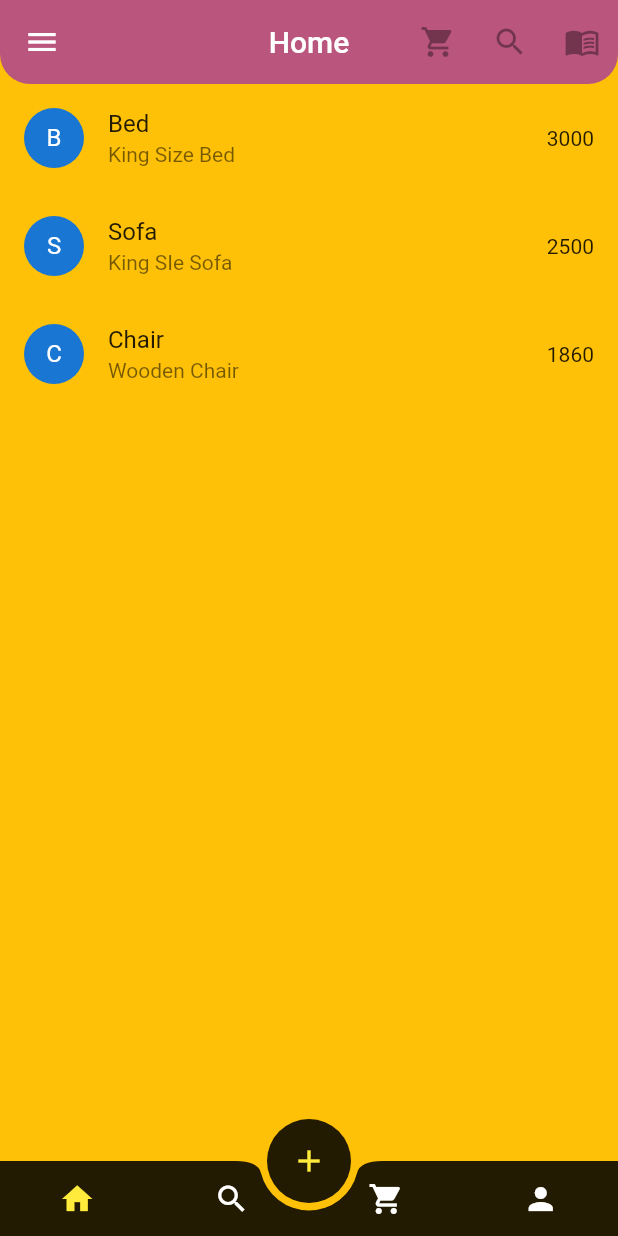
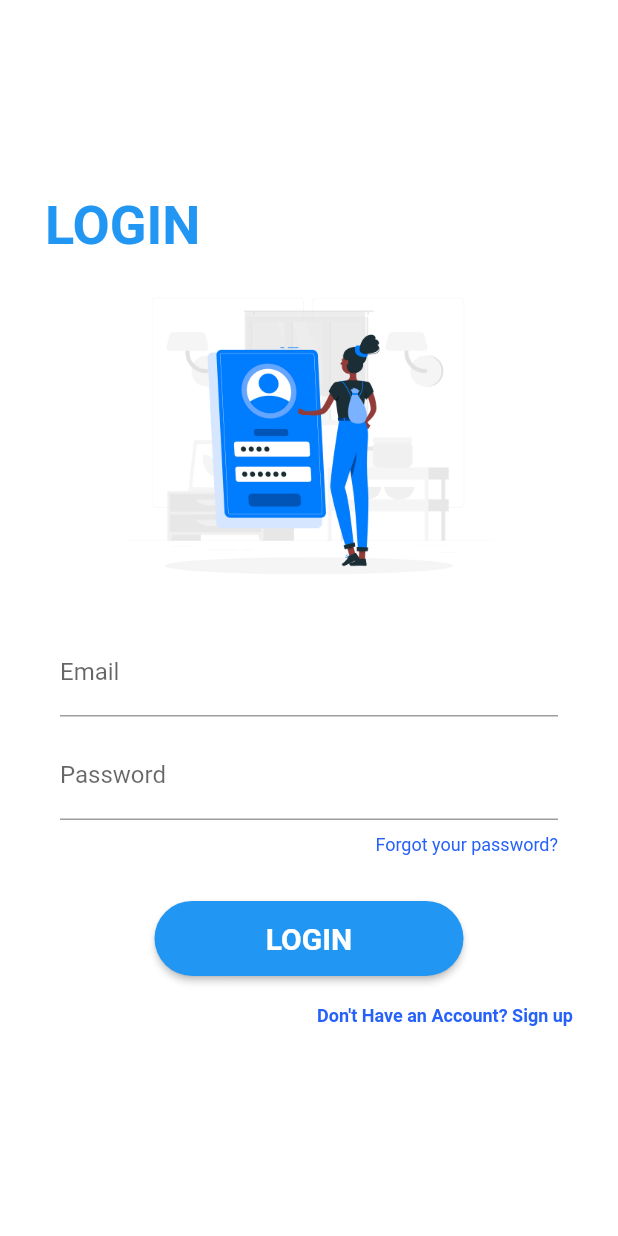
Before and after one commit to DushanthaOlinda/MADHACK-Final, a Flutter app: the WelcomeScreen screen opened directly, after a tap on "LOGIN", on a phone screen of 412 x 824 dp. Run offline on Flutter 3.47's test engine with Material 2 defaults, Android fonts, the phone set to English and light mode, and no system bars; our stand-ins replace firebase_auth, firebase_core, firebase_database; accounts and stored records are empty.

Commit message:
signup and login done

```diff
--- a/lib/main.dart
+++ b/lib/main.dart
@@ -1,5 +1,7 @@
+import 'package:firebase_auth/firebase_auth.dart';
 import 'package:flutter/material.dart';
 import 'package:firebase_core/firebase_core.dart';
+import 'package:firebase_database/firebase_database.dart';
 import 'package:madhack_finals/screens/home/home.dart';
 import 'firebase_options.dart';
 
@@ -7,7 +9,7 @@ import 'package:madhack_finals/constants.dart';
 import 'package:madhack_finals/screens/welcome/welcome_screen.dart';
 
 
-Future main() async {
+void main() async {
   WidgetsFlutterBinding.ensureInitialized();
   await Firebase.initializeApp();
   runApp(const MyApp());
@@ -27,7 +29,7 @@ class MyApp extends StatelessWidget {
         primaryColorLight: primaryLight,
         scaffoldBackgroundColor: Colors.white
       ),
-      home: const Home2(),
+      home: const WelcomeScreen(),
     );
   }
 }
--- a/lib/screens/home/home.dart
+++ b/lib/screens/home/home.dart
@@ -1,4 +1,7 @@
 import 'package:flutter/material.dart';
+
+import '../../constants.dart';
+import '../login/login_screen.dart';
 
 class Home2 extends StatefulWidget {
   const Home2({Key? key}) : super(key: key);
@@ -20,12 +23,12 @@ class Home2 extends StatefulWidget {
   @override
   Widget build(BuildContext context) {
     return Scaffold(
-      backgroundColor: Colors.amber,
+      backgroundColor: Colors.white,
       floatingActionButtonLocation: FloatingActionButtonLocation.centerDocked,
       floatingActionButton: FloatingActionButton(
         onPressed: () {},
         backgroundColor: Colors.black87,
-        foregroundColor: Colors.yellow,
+        foregroundColor: Colors.blue,
         elevation: 0,
         // shape: BeveledRectangleBorder(
         //   borderRadius: BorderRadius.circular(20.0),
@@ -47,7 +50,7 @@ class Home2 extends StatefulWidget {
               IconButton(
                 onPressed: () {},
                 icon: const Icon(Icons.home),
-                color: Colors.yellow,
+                color: Colors.blue,
               ),
               IconButton(
                 onPressed: () {},
@@ -74,24 +77,24 @@ class Home2 extends StatefulWidget {
         //   icon: const Icon(Icons.menu),
         //   onPressed: () {},
         // ),
-        title: const Text("Home"),
+        title: const Text("Dashboard"),
         actions: const [
           IconButton(
-            icon: Icon(Icons.shopping_cart),
+            icon: Icon(Icons.menu_book),
+            onPressed: null,
+          ),
+          IconButton(
+            icon: Icon(Icons.edit_document),
             onPressed: null,
           ),
           IconButton(
             icon: Icon(Icons.search),
             onPressed: null,
           ),
-          IconButton(
-            icon: Icon(Icons.menu_book),
-            onPressed: null,
-          ),
         ],
         elevation: 0,
         centerTitle: true,
-        backgroundColor: Colors.purple.withOpacity(0.7),
+        backgroundColor: Colors.blue,
         shape: const RoundedRectangleBorder(
           borderRadius: BorderRadius.vertical(
             bottom: Radius.circular(20),
@@ -104,8 +107,8 @@ class Home2 extends StatefulWidget {
           child: ListView(
             children: [
               const UserAccountsDrawerHeader(
-                accountEmail: Text("dushanthaolinda29@gmail.com"),
-                accountName: Text("Dushantha Olinda"),
+                accountEmail: Text("Dushantha Olinda"),
+                accountName: Text("Admin"),
                 currentAccountPicture: CircleAvatar(
                   backgroundImage: AssetImage("assets/images/bug.png"),
                 ),
@@ -124,8 +127,8 @@ class Home2 extends StatefulWidget {
                 onTap: () {},
               ),
               ListTile(
-                leading: const Icon(Icons.shopping_cart),
-                title: const Text("Cart"),
+                leading: const Icon(Icons.date_range_rounded),
+                title: const Text("Schedule"),
                 onTap: () {},
               ),
               ListTile(
@@ -133,25 +136,37 @@ class Home2 extends StatefulWidget {
                 title: const Text("Profile"),
                 onTap: () {},
               ),
-              const Padding(
-                padding: EdgeInsets.all(14.0),
-                child: Text("Labels"),
+              ListTile(
+                leading: const Icon(Icons.exit_to_app),
+                title: const Text("Logout"),
+                onTap: () {
+                  Navigator.push(
+                    context,
+                    MaterialPageRoute(
+                      builder: (context) => LoginScreen(),
+                    ),
+                  );
+                },
               ),
-              ListTile(
-                leading: const Icon(Icons.label),
-                title: const Text("Red"),
-                onTap: () {},
-              ),
-              ListTile(
-                leading: const Icon(Icons.label),
-                title: const Text("Blue"),
-                onTap: () {},
-              ),
-              ListTile(
-                leading: const Icon(Icons.label),
-                title: const Text("Green"),
-                onTap: () {},
-              ),
+              // const Padding(
+              //   padding: EdgeInsets.all(14.0),
+              //   child: Text("Labels"),
+              // ),
+              // ListTile(
+              //   leading: const Icon(Icons.label),
+              //   title: const Text("Red"),
+              //   onTap: () {},
+              // ),
+              // ListTile(
+              //   leading: const Icon(Icons.label),
+              //   title: const Text("Blue"),
+              //   onTap: () {},
+              // ),
+              // ListTile(
+              //   leading: const Icon(Icons.label),
+              //   title: const Text("Green"),
+              //   onTap: () {},
+              // ),
             ],
           )),
       body: Container(
--- /dev/null
+++ b/lib/screens/login/components/background.dart
@@ -0,0 +1,25 @@
+import 'package:flutter/material.dart';
+
+class Background extends StatelessWidget {
+  final Widget child;
+
+  const Background({
+    Key? key,
+    required this.child,
+  }) : super(key: key);
+
+  @override
+  Widget build(BuildContext context) {
+    Size size = MediaQuery.of(context).size;
+    return Container(
+      width: double.infinity,
+      height: size.height,
+      child: Stack(
+        alignment: Alignment.center,
+        children: <Widget>[
+          child
+        ],
+      ),
+    );
+  }
+}
--- a/lib/screens/login/login_screen.dart
+++ b/lib/screens/login/login_screen.dart
@@ -0,0 +1,198 @@
+import 'package:firebase_auth/firebase_auth.dart';
+import 'package:firebase_core/firebase_core.dart';
+import 'package:flutter/material.dart';
+import 'package:madhack_finals/constants.dart';
+import 'package:madhack_finals/screens/login/components/background.dart';
+import 'package:madhack_finals/screens/register/register_screen.dart';
+
+import '../home/home.dart';
+
+class LoginScreen extends StatefulWidget {
+  const LoginScreen({Key? key}) : super(key: key);
+  @override
+  _LoginScreenState createState() => _LoginScreenState();
+}
+
+class _LoginScreenState extends State<LoginScreen> {
+  final _auth = FirebaseAuth.instance;
+  final loginFormKey = GlobalKey<FormState>();
+  String email = "";
+  String password = "";
+
+  @override
+  Widget build(BuildContext context) {
+    Size size = MediaQuery.of(context).size;
+    final GlobalKey<ScaffoldState> _scaffoldKey = GlobalKey<ScaffoldState>();
+
+    return Scaffold(
+      body: Background(
+        child: Column(
+          mainAxisAlignment: MainAxisAlignment.center,
+          children: <Widget>[
+            Container(
+              alignment: Alignment.centerLeft,
+              padding: const EdgeInsets.symmetric(horizontal: 30),
+              child: const Text(
+                "LOGIN",
+                style: TextStyle(
+                    fontWeight: FontWeight.bold,
+                    color: Colors.blue,
+                    fontSize: 36),
+                textAlign: TextAlign.left,
+              ),
+            ),
+            Image.asset("assets/images/login.jpg", width: size.width * 0.6),
+            // const SizedBox(height: 10),
+            Form(
+              key: loginFormKey,
+              child: Column(
+                children: [
+                  Container(
+                    alignment: Alignment.center,
+                    margin: const EdgeInsets.symmetric(horizontal: 40),
+                    child: TextFormField(
+                      keyboardType: TextInputType.emailAddress,
+                      decoration: const InputDecoration(labelText: "Email"),
+                      validator: (value) {
+                        email = value!;
+                        if (email.isEmpty) {
+                          return "email required";
+                        } else if (!RegExp(r'^\S+@\S+\.\S+$').hasMatch(email)) {
+                          return "invalid email";
+                        } else {
+                          return null;
+                        }
+                      },
+                    ),
+                  ),
+                  const SizedBox(height: 10),
+                  Container(
+                    alignment: Alignment.center,
+                    margin: const EdgeInsets.symmetric(horizontal: 40),
+                    child: TextFormField(
+                      decoration: const InputDecoration(labelText: "Password"),
+                      obscureText: true,
+                      validator: (value) {
+                        password = value!;
+                        if (password.isEmpty) {
+                          return "password required";
+                        } else if (!RegExp(
+                                r'^(?=.*?[A-Z])(?=.*?[a-z])(?=.*?[0-9]).{8,}$')
+                            .hasMatch(password)) {
+                          return "invalid password";
+                        } else {
+                          return null;
+                        }
+                      },
+                    ),
+                  ),
+                ],
+              ),
+            ),
+            Container(
+              alignment: Alignment.centerRight,
+              margin: const EdgeInsets.symmetric(horizontal: 40, vertical: 10),
+              child: const Text(
+                "Forgot your password?",
+                style: TextStyle(fontSize: 12, color: Color(0XFF2661FA)),
+              ),
+            ),
+            const SizedBox(height: 10),
+            Container(
+              alignment: Alignment.center,
+              margin: const EdgeInsets.symmetric(horizontal: 40, vertical: 10),
+              child: ElevatedButton(
+                onPressed: () async {
+                  final snackBar = SnackBar(
+                    content: const Text('Invalid username or password'),
+                    action: SnackBarAction(
+                      label: '',
+                      onPressed: () {
+                        // Some code to undo the change.
+                      },
+                    ),
+                  );
+
+                  if (loginFormKey.currentState!.validate()) {
+                    bool isValidUser = false;
+
+                    try {
+                      final user = await _auth.signInWithEmailAndPassword(
+                          email: email, password: password);
+
+                      if (user != null) {
+                        isValidUser = true;
+                        print("working");
+                      }
+                    } catch (e) {
+                      print(e);
+                    }
+
+                    if(isValidUser){
+                      Navigator.push(
+                        context,
+                        MaterialPageRoute(
+                          builder: (context) => Home2(),
+                        ),
+                      );
+                    }
+                    else{
+                      ScaffoldMessenger.of(context).showSnackBar(snackBar);
+                    }
+                  }
+                },
+                style: ElevatedButton.styleFrom(
+                  shape: RoundedRectangleBorder(
+                    borderRadius: BorderRadius.circular(80.0),
+                  ),
+                  backgroundColor: Colors.blue,
+                  padding: const EdgeInsets.all(0),
+                ),
+                child: Container(
+                  alignment: Alignment.center,
+                  height: 50.0,
+                  width: size.width * 0.5,
+                  // decoration: BoxDecoration(
+                  //   borderRadius: BorderRadius.circular(80.0),
+                  //   gradient:
+                  //       const LinearGradient(colors: [primary, primaryLight]),
+                  // ),
+                  padding: const EdgeInsets.all(0),
+                  child: const Text(
+                    "LOGIN",
+                    textAlign: TextAlign.center,
+                    style: TextStyle(
+                      fontWeight: FontWeight.bold,
+                      fontSize: 20,
+                    ),
+                  ),
+                ),
+              ),
+            ),
+            Container(
+              alignment: Alignment.centerRight,
+              margin: const EdgeInsets.symmetric(horizontal: 30, vertical: 10),
+              child: GestureDetector(
+                onTap: () => {
+                  Navigator.push(
+                    context,
+                    MaterialPageRoute(
+                      builder: (context) => RegisterScreen(),
+                    ),
+                  ),
+                },
+                child: const Text(
+                  "Don't Have an Account? Sign up",
+                  style: TextStyle(
+                      fontSize: 12,
+                      fontWeight: FontWeight.bold,
+                      color: Color(0xFF2661FA)),
+                ),
+              ),
+            )
+          ],
+        ),
+      ),
+    );
+  }
+}
--- a/lib/screens/welcome/components/body.dart
+++ b/lib/screens/welcome/components/body.dart
@@ -1,6 +1,8 @@
 import 'package:flutter/material.dart';
 import 'package:madhack_finals/constants.dart';
 import 'package:madhack_finals/screens/home/home.dart';
+import 'package:madhack_finals/screens/login/login_screen.dart';
+import 'package:madhack_finals/screens/register/register_screen.dart';
 
 class Body extends StatelessWidget {
   const Body({Key? key}) : super(key: key);
@@ -23,14 +25,29 @@ class Body extends StatelessWidget {
           const Text(
             "KuppiBuddy",
             style: TextStyle(
-              color: primary,
+              color: Colors.blue,
               fontSize: 40,
               fontWeight: FontWeight.bold,
             ),
           ),
-          // const SizedBox(
-          //   height: 80.0,
-          // ),
+          const SizedBox(
+            width: double.infinity,
+            height: 15.0,
+          ),
+          const Align(
+            alignment: Alignment.center,
+            child: Padding(
+              padding: EdgeInsets.all(8.0),
+              child: Text(
+                "An investment in knowledge",
+                style: TextStyle(
+                  color: primaryLight,
+                  fontSize: 25,
+                  fontWeight: FontWeight.bold,
+                ),
+              ),
+            ),
+          ),
           Image.asset("assets/images/logo.png"),
           SizedBox(
             width: 350,
@@ -45,7 +62,8 @@ class Body extends StatelessWidget {
                 backgroundColor: primaryLight,
               ),
               onPressed: () {
-                Navigator.push(context, MaterialPageRoute(builder: (context)=> const Home2()));
+                Navigator.push(context,
+                    MaterialPageRoute(builder: (context) => const LoginScreen()));
               },
               child: const Text(
                 "LOGIN",
@@ -69,9 +87,12 @@ class Body extends StatelessWidget {
                 padding:
                     const EdgeInsets.symmetric(vertical: 15, horizontal: 40),
                 foregroundColor: primaryLight,
-                backgroundColor: secondary,
+                backgroundColor: primaryLight.withOpacity(0.3),
               ),
-              onPressed: null,
+              onPressed: () {
+                Navigator.push(context,
+                    MaterialPageRoute(builder: (context) => const RegisterScreen()));
+              },
               child: const Text(
                 "SIGNUP",
                 style: TextStyle(
--- a/pubspec.yaml
+++ b/pubspec.yaml
@@ -37,6 +37,8 @@ dependencies:
   cupertino_icons: ^1.0.2
   flutter_svg: ^0.17.4
   firebase_core: ^2.7.0
+  firebase_database: ^10.0.14
+  firebase_auth: ^4.2.9
 
 dev_dependencies:
   flutter_test:
```
Also changed, not shown: lib/screens/register/register_screen.dart (added, +200 -0 lines), assets/images/bottom1.png (added), assets/images/login.jpg (added), assets/images/top1.png (added), assets/images/top2.png (added), pubspec.lock, 2 other files.
